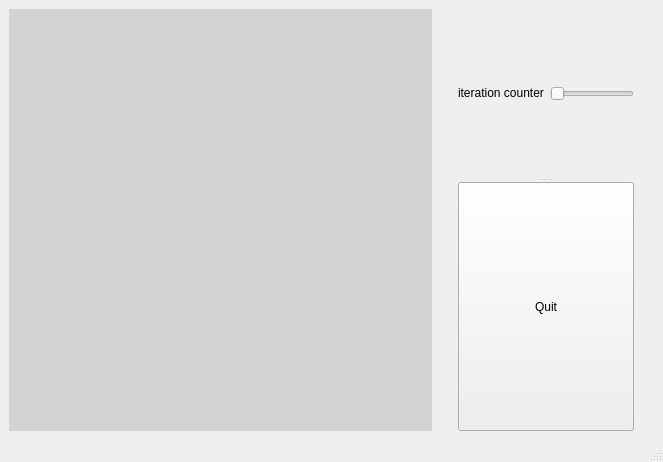
PetrBodunov/CG, file mainwindow.ui: the form before one commit.
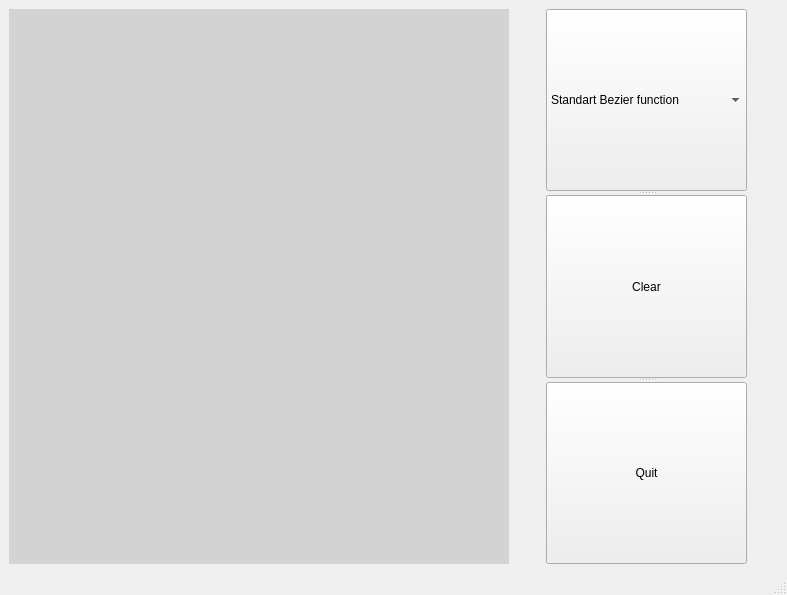
The form after the commit. Custom widgets are drawn as their Qt base class.

The edit to the form file:
```diff
--- a/mainwindow.ui
+++ b/mainwindow.ui
@@ -6,8 +6,8 @@
    <rect>
     <x>0</x>
     <y>0</y>
-    <width>663</width>
-    <height>462</height>
+    <width>787</width>
+    <height>595</height>
    </rect>
   </property>
   <property name="windowTitle">
@@ -19,14 +19,14 @@
      <widget class="OGLDraw" name="openGLWidget" native="true">
       <property name="sizePolicy">
        <sizepolicy hsizetype="Minimum" vsizetype="Minimum">
-        <horstretch>100</horstretch>
-        <verstretch>100</verstretch>
+        <horstretch>0</horstretch>
+        <verstretch>0</verstretch>
        </sizepolicy>
       </property>
       <property name="minimumSize">
        <size>
-        <width>400</width>
-        <height>400</height>
+        <width>500</width>
+        <height>500</height>
        </size>
       </property>
       <property name="styleSheet">
@@ -35,13 +35,16 @@
      </widget>
     </item>
     <item>
-     <spacer name="horizontalSpacer_2">
+     <spacer name="horizontalSpacer">
       <property name="orientation">
        <enum>Qt::Horizontal</enum>
       </property>
+      <property name="sizeType">
+       <enum>QSizePolicy::Maximum</enum>
+      </property>
       <property name="sizeHint" stdset="0">
        <size>
-        <width>20</width>
+        <width>40</width>
         <height>20</height>
        </size>
       </property>
@@ -49,35 +52,31 @@
     </item>
     <item>
      <widget class="QSplitter" name="splitter">
+      <property name="sizePolicy">
+       <sizepolicy hsizetype="Maximum" vsizetype="Expanding">
+        <horstretch>0</horstretch>
+        <verstretch>0</verstretch>
+       </sizepolicy>
+      </property>
       <property name="orientation">
        <enum>Qt::Vertical</enum>
       </property>
-      <widget class="QWidget" name="">
-       <layout class="QHBoxLayout" name="horizontalLayout_4">
-        <item>
-         <widget class="QLabel" name="label">
-          <property name="sizePolicy">
-           <sizepolicy hsizetype="Preferred" vsizetype="Maximum">
-            <horstretch>0</horstretch>
-            <verstretch>0</verstretch>
-           </sizepolicy>
-          </property>
-          <property name="text">
-           <string>iteration counter</string>
-          </property>
-         </widget>
-        </item>
-        <item>
-         <widget class="QSlider" name="iterationSlider">
-          <property name="maximum">
-           <number>5</number>
-          </property>
-          <property name="orientation">
-           <enum>Qt::Horizontal</enum>
-          </property>
-         </widget>
-        </item>
-       </layout>
+      <widget class="QComboBox" name="constructioTypeBox">
+       <item>
+        <property name="text">
+         <string>Standart Bezier function</string>
+        </property>
+       </item>
+       <item>
+        <property name="text">
+         <string>Without standart Bezier function</string>
+        </property>
+       </item>
+      </widget>
+      <widget class="QPushButton" name="clearButton">
+       <property name="text">
+        <string>Clear</string>
+       </property>
       </widget>
       <widget class="QPushButton" name="quitButton">
        <property name="text">
@@ -87,13 +86,16 @@
      </widget>
     </item>
     <item>
-     <spacer name="horizontalSpacer_3">
+     <spacer name="horizontalSpacer_2">
       <property name="orientation">
        <enum>Qt::Horizontal</enum>
       </property>
+      <property name="sizeType">
+       <enum>QSizePolicy::Maximum</enum>
+      </property>
       <property name="sizeHint" stdset="0">
        <size>
-        <width>20</width>
+        <width>40</width>
         <height>20</height>
        </size>
       </property>
```
Left out of the diff: 2 changed lines with no effect on the pictures.
